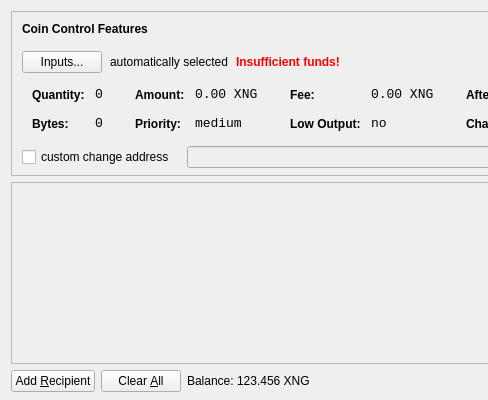
The window that src/qt/forms/sendcoinsdialog.ui (MinaMaria/enigmacoin) describes before a commit, drawn with Qt 5; both pictures show x 0 to 488 and y 0 to 400 of the 850 by 400 pixel window.
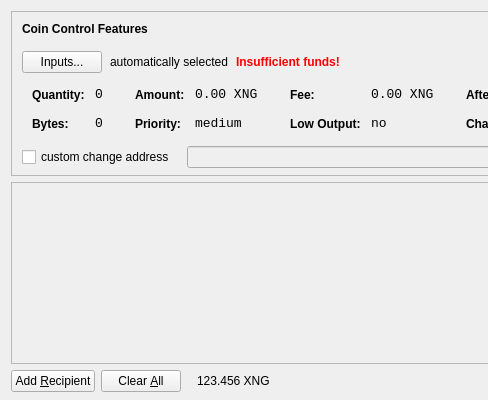
The same window after the commit. Icons and pictures are not drawn.

The edit to the form file:
```diff
--- a/src/qt/forms/sendcoinsdialog.ui
+++ b/src/qt/forms/sendcoinsdialog.ui
@@ -716,7 +716,7 @@
           </sizepolicy>
          </property>
          <property name="text">
-          <string>Balance:</string>
+          <string></string>
          </property>
         </widget>
        </item>
```
